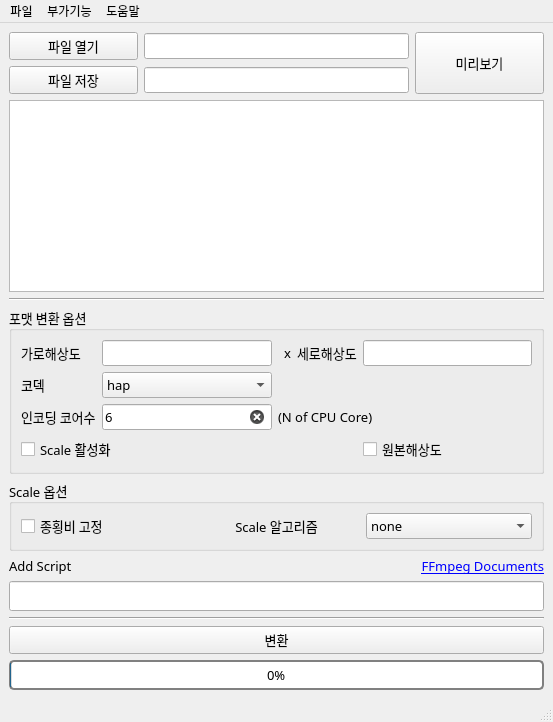
The window that hapconvert.ui (movenine/serverutils) describes before a commit, drawn with Qt 5.
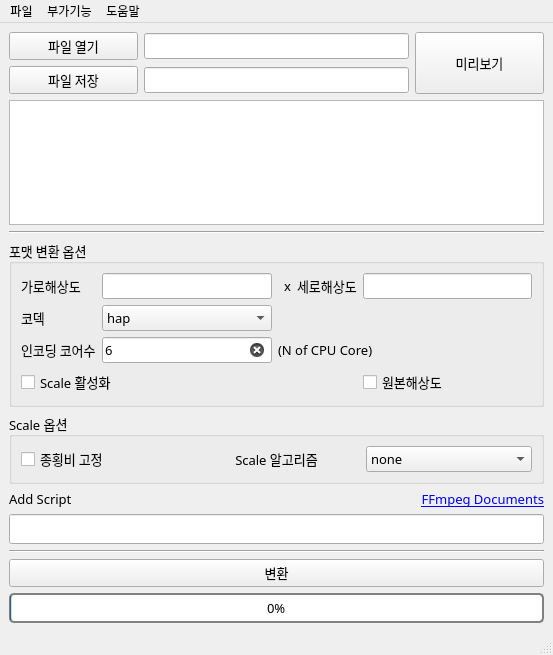
The same window after the commit.

The edit to the form file:
```diff
--- a/hapconvert.ui
+++ b/hapconvert.ui
@@ -290,7 +290,7 @@
     <item row="2" column="0" colspan="4">
      <widget class="QTextEdit" name="txt_fileinfo">
       <property name="sizePolicy">
-       <sizepolicy hsizetype="Expanding" vsizetype="Minimum">
+       <sizepolicy hsizetype="Expanding" vsizetype="Expanding">
         <horstretch>0</horstretch>
         <verstretch>0</verstretch>
        </sizepolicy>
```
